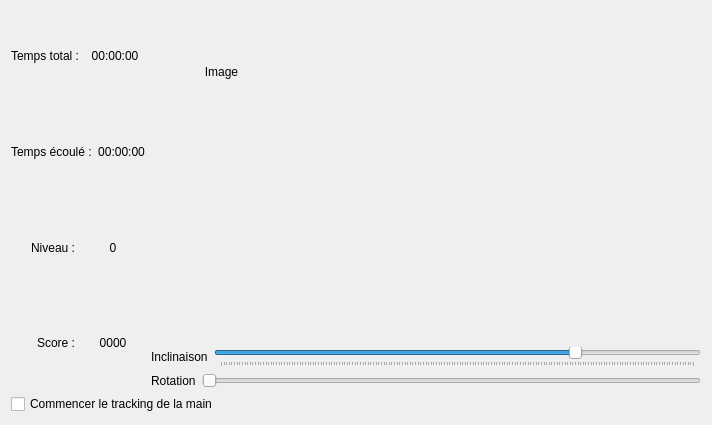
The window that MyOpenGL/window.ui (HugoPopo/trebuchetse) describes before a commit, drawn with Qt 5.
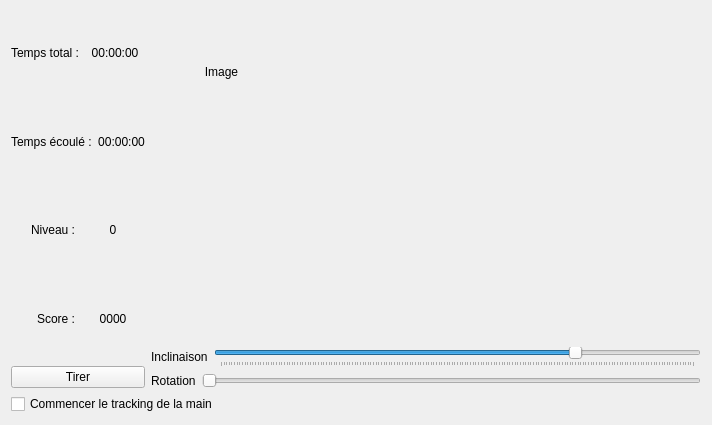
The same window after the commit. Custom widgets are drawn as their Qt base class.

```diff
--- a/MyOpenGL/window.ui
+++ b/MyOpenGL/window.ui
@@ -111,6 +111,13 @@
          </item>
         </layout>
        </item>
+       <item>
+        <widget class="QPushButton" name="tirer_button">
+         <property name="text">
+          <string>Tirer</string>
+         </property>
+        </widget>
+       </item>
       </layout>
      </item>
      <item>
```
Left out of the diff: 34 changed lines with no effect on the pictures.
